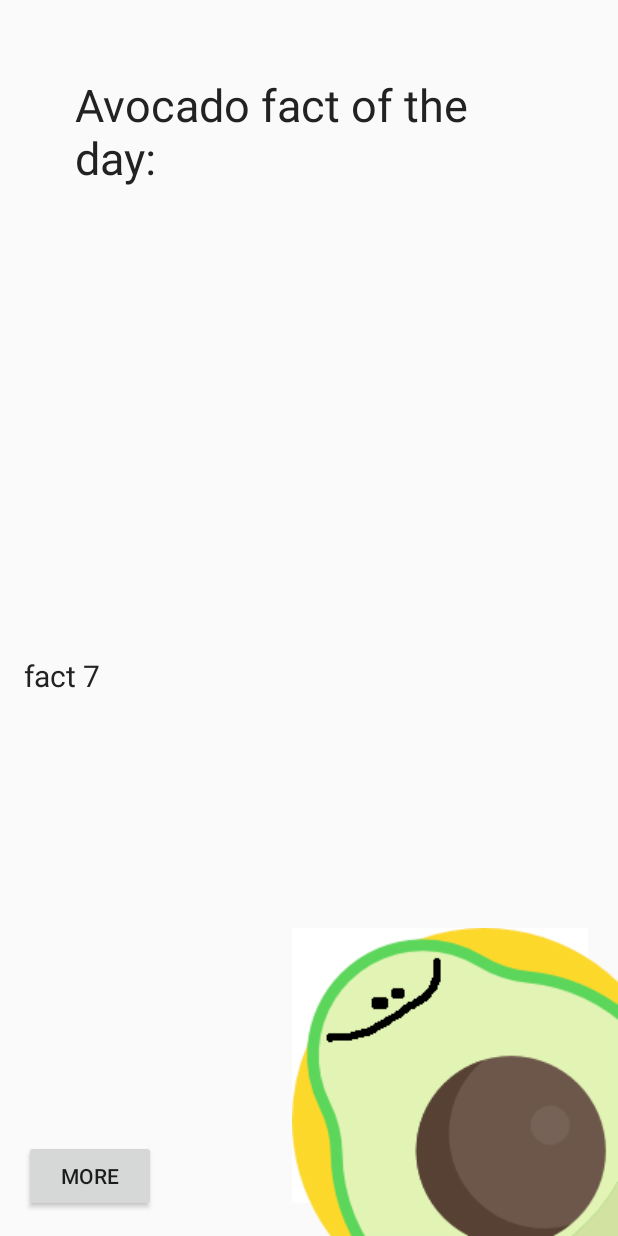
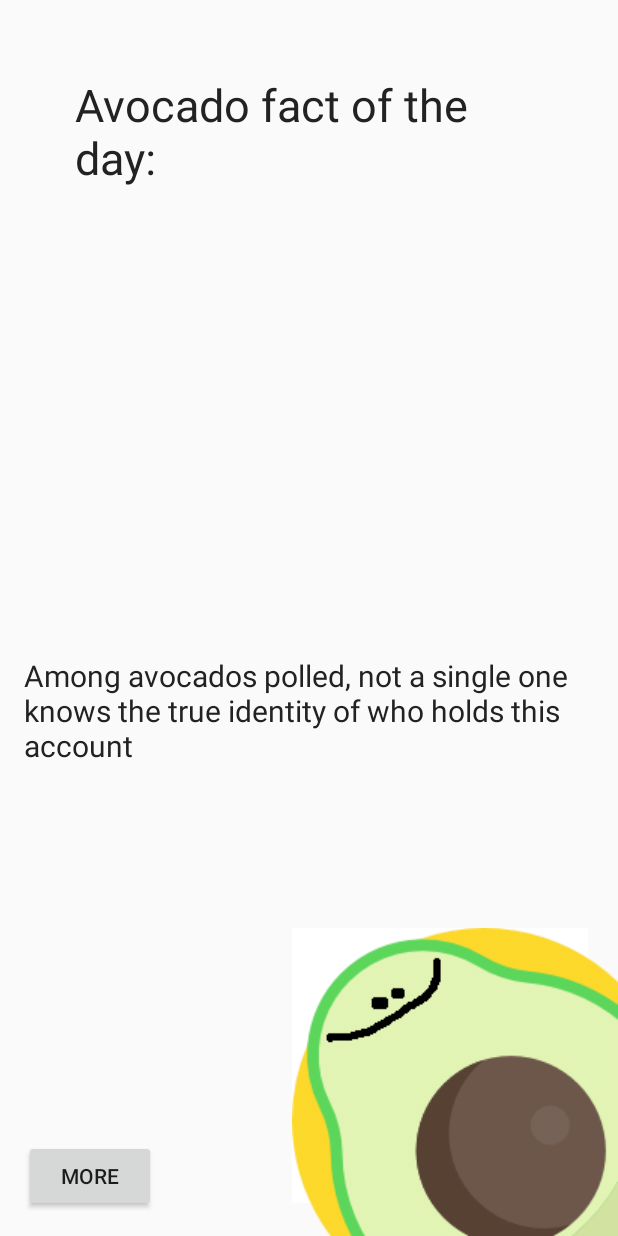
Before and after one commit to Kotlin-Thursdays/Avocado-Facts, an Android app: the screen it shows after launch (MainActivity), after a tap on "MORE", on a phone screen of 412 x 824 dp. Run offline under Robolectric (Android 15) with nearby library versions, the phone set to English and light mode, and no system bars.

Commit message:
add facts (#2)
* add facts

* moar facts

```diff
--- a/app/build.gradle
+++ b/app/build.gradle
@@ -5,11 +5,11 @@ apply plugin: 'kotlin-android'
 apply plugin: 'kotlin-android-extensions'
 
 android {
-    compileSdkVersion 27
+    compileSdkVersion 28
     defaultConfig {
         applicationId "com.example.amandahinchman.avocadofacts"
         minSdkVersion 26
-        targetSdkVersion 27
+        targetSdkVersion 28
         versionCode 1
         versionName "1.0"
         testInstrumentationRunner "android.support.test.runner.AndroidJUnitRunner"
@@ -25,7 +25,7 @@ android {
 dependencies {
     implementation fileTree(dir: 'libs', include: ['*.jar'])
     implementation"org.jetbrains.kotlin:kotlin-stdlib-jdk7:$kotlin_version"
-    implementation 'com.android.support:appcompat-v7:27.1.1'
+    implementation 'com.android.support:appcompat-v7:28.0.0'
     implementation 'com.android.support.constraint:constraint-layout:1.1.2'
     testImplementation 'junit:junit:4.12'
     androidTestImplementation 'com.android.support.test:runner:1.0.2'
--- /dev/null
+++ b/app/src/main/java/com/example/amandahinchman/avocadofacts/FactProvider.kt
@@ -0,0 +1,75 @@
+package com.example.amandahinchman.avocadofacts
+
+fun getFacts(): Array<String> {
+    return arrayOf("The world record for the largest avocado is 5 pounds, 3.6 ounces. This is " +
+            "especially impressive because the average avocado only weighs 6 ounces.",
+            "This fruit – yes it is a fruit! – was not originally named \"avocado\". The word \"avocado\" comes from " +
+                    "the Spanish word aguacate, which is from the the Nahuatl word ahuacatl. When I lived in Chile, we called it palta, which is its Quechua name. It's also sometimes called the alligator pear due to the shape and rough green skin (cut it open and it looks like an alligator eye, too). I prefer to call it palta; my strong love for avocados started in Chile.",
+            "The skin of an avocado can be toxic – to cats and dogs. While your pets (besides birds) can eat the inside of an avocado, the skin can be toxic to cats and dogs.",
+            "All avocados are picked by hand.Avocados are harvested by using a 16-foot pole to reach the high-hanging fruit. Avocados tend to be more expensive than other fruits because of the high cost of labor.",
+            "Avocados are high in potassium, fiber, and antioxidants.Avocados are actually higher in potassium than bananas.",
+            "Avocados contain four grams of protein, making them the fruit with the highest protein content!",
+            "Avocado trees do not self-pollinate; they need another avocado tree close by in order to grow. Avocados are an Aztec symbol of love and fertility, and they also grow in pairs on trees.",
+            "On average, 53.5 million pounds of guacamole are eaten every Super Bowl Sunday, enough to cover a football field more than 20 feet thick.8",
+            "A single California Avocado tree can produce on average about 60 pounds or 150 fruit a year.",
+            "Scientists have unearthed evidences from a cave in Mexico’s Coxcatlan in Mexico, which reveal that avocados " +
+                    "were used as far back as in 10,000 BCE.",
+            "Avocados are green, the color most associated with radioactivity.  Thus, avocados may be a renewable source " +
+                    "of fuel for nuclear reactors. This has not been tested yet due to nuclear power plants falling out of favor in the US after Three Mile Island.",
+            "Astronauts do not eat avocados while in space, this is partially because avocados do not have efficient " +
+                    "enough rockets to reach the International Space Station.",
+            "The sun is much, much larger than an avocado.  At least twice as big.",
+            "If you add a bunch of letters to the word avocado, and then take away a few, it becomes an anagram for " +
+                    "\"Illuminati confirmed\".  Coincidence, I think not!",
+            "If you took a number of avocados equal to that consumed in the past 20 years and put them all in a straight " +
+                    "line, you would be arrest4ed for illegally carrying produce across international borders.",
+            "If you tried to line up every single avocado eaten in the last year, you would have a lot of trouble because " +
+                    "people ate them.",
+            "Unlike the tomato, the avocado had not been classified as a vegetable by the United States Supreme Court.",
+            "In economics, there is a concept called \"substitute goods\".  If the price of a substitute good increases, " +
+                    "demand for the good it is a substitute to will increase. A substitute good to avocados is ants, as both are bought by people who demand something that begins with the letter A.",
+            "Avocados are not quite as illegal as murder",
+            "There are currently no popular avocado memes on the internet",
+            "Earth is sometimes called \"the blue planet\". This is because people do not appreciate avocados enough to " +
+            "call it \"the green planet\".",
+            "According to known laws of aviation, there is no way an avocado should be able to fly. Its wings are too " +
+                    "non-existent to get its body off the ground. The avocado of course, flies anyway because it cannot resist being put into a shipping container carried by a plane.",
+            "Avocados are capable of time travel",
+            "The word \"avocado\" is spelled avocado",
+            "Among avocados polled, not a single one knows the true identity of who holds this account",
+            "An avocado is green and had layers, like an ogre. Thus, an ogre may be confused for an avocado and vice verse" +
+                    ". This provides a possible explanation for why there are no ogres: They were all mistaken for avocados and eaten.",
+            "If you make a pentagram out of guacamole, place an avocado on each corner and an avocado pit in the center, " +
+                    "light 7 avocado scented candles and put them in a circle around the pentagram, and recite the " +
+                    "incantation \"Ego hoc quidam vir, quod esset respice inepta, avocado surge!\", noting magic will happen and you will look very silly (extra silly to anyone who knows Latin).",
+            "The spanish word for avocado is \"aguacate\", possible hinted at avocados hinting at avocados secretly being" +
+            " cats with extra water (as agua means water in Spanish). A problem with this theory is the extra e at the end" +
+                    " of the word, its purpose remaining a mystery for the ages.",
+            "If you take the derivative of an avocado, you get 0.",
+            "Avocados are a potent aphrodisiac, the vast majority of people who have consumed avocado have later " +
+                    "experienced feelings of love (Disclaimer \"later\" has no time limit, effects may not be immediate.  If experiencing feelings of an alien parasite in your gut, do not contact your doctor as you are already doomed)",
+            "Avocados are an important part of daily avocado requirements in the human diet",
+            "Avocados grow on trees.  Trees grow on dirt. Dirt is on rock.  Rock is on lava. Thus, avocados grow on lava.",
+            "Despite popular belief, the most popular genre of music among avocados is not guac and roll. It is actually " +
+                    "vaporwave.",
+            "It's said that an apple a day keeps the doctor away.  Much lesser known is that an avocado a day keeps the " +
+                    "5th dimensional elritch monstrosity away. (No one who eats an avocado a day has ever been attacked by one)",
+            "The avocado is called by some people the \"alligator pear\".  This may be because an avocado pairs well with " +
+                    "an alligator trying to eat you, since if the alligator has a bunch of avocados in its mouth it cannot eat you.",
+            "Albino avocado plants do exist, they are not vampire avocados.  Do not burn them or stab them with wooden " +
+                    "stakes.  They certainly do not have the power to make people their thralls, so there is no reason to be alarmed. Albino avocados, like all avocados, are your friend.",
+            "Sometimes when people are injured, they are told to \"walk it off\", a much lesser known but similarly used " +
+                    "phrase is \"guac it off\", as eating guacamole gives you important vitamins and minerals for healing injuries.",
+            "On Wikipedia, it only takes 3 clicks to get from the page for seduction.  However, it also takes only 3 " +
+                    "clicks to get to the page for Adolf Hitler, so don't risk trying to seduce someone with an avocado because they might take it the wrong way.",
+            "Bacon is an avocado",
+            "It is common knowledge that most avocados can actually be almost any color! This is because they are solid " +
+                    "and can be painted.",
+            "Hold my avocado.  there's now a popular avocado meme on the internet",
+            "Avocado facts has a better fact checking record from the Washington Post than most politicians, 1 out of 1 " +
+                    "fact checks of Avocado Facts received the Geppetto Checkmark.",
+            "A refrigerated avocado can stay good longer than the half life of francium-223, a marathon of the quality " +
+                    "televsion show \"Gravity Falls\", the first five days of the War of Jenkins Ear, the time you take to lovingly reread every avocado fact to your children as a thrilling bedtime story, the tenure of Anthony \"The Mooch\" Scaramucci as White House Communications Director, the length of time it took the Atlanta Falcons to blow a 25 led in the Super Bowl, and an avocado that is not refrigerated.",
+            "Avocados can be used for many things.  This is not one of them: https://m.youtube.com/watch?v=9kQfEnPsZI4"
+    )
+}
--- a/app/src/main/java/com/example/amandahinchman/avocadofacts/MainActivity.kt
+++ b/app/src/main/java/com/example/amandahinchman/avocadofacts/MainActivity.kt
@@ -22,55 +22,35 @@ class MainActivity : AppCompatActivity() {
         factTextView = findViewById(R.id.avocadoFact)
 
         val moarButton = findViewById<Button>(R.id.more)
-        moarButton.setOnClickListener {
-            NewAvocadoFactTask(this).execute()
-        }
-
+        moarButton.setOnClickListener { NewAvocadoFactTask(this).execute() }
     }
 
-    fun updateAvocadoFact(fact: String) {
-        factTextView.text = fact
-    }
+    fun updateAvocadoFact(fact: String) { factTextView.text = fact }
 
-    /**
-     * AsyncTask<Params, Progress, Result> signature interface:
-     * - params: the type of the parameters sent to the task upon
-     *             execution
-     * - progress: the type of the progress units published during the
-     *             background computation
-     * - result: the type of the result of the background computation
-     */
     private class NewAvocadoFactTask(activity: MainActivity) : AsyncTask<Void, Void, String>() {
         var reference: WeakReference<MainActivity> = WeakReference(activity)
 
         companion object {
             const val TAG: String = "NewAvocadoFactTask"
         }
-        private val facts = arrayOf("fact 1",
-                "fact 2",
-                "fact 3",
-                "fact 4",
-                "fact 5",
-                "fact 6",
-                "fact 7",
-                "fact 8",
-                "fact 9",
-                "fact 10")
 
         override fun doInBackground(vararg params: Void?): String {
             Log.v(TAG, "doInBackground is running on ${Thread.currentThread().name}")
 
             val randomGen = Random()
-            val randomNumber = randomGen.nextInt(10)
-            return facts[randomNumber]
+            val randomNumber = randomGen.nextInt(getFacts().size)
+            return getFacts()[randomNumber]
         }
 
         override fun onPostExecute(result: String?) {
             Log.v(TAG, "onPostExecute is running on ${Thread.currentThread().name}")
             super.onPostExecute(result)
             result?.let {
-                reference.get()?.updateAvocadoFact(it)  // if reference.get is not null execute the function
+                reference.get()?.updateAvocadoFact(it)
+                // if reference.get is not null execute the function
             }
         }
+
     }
+
 }
```
